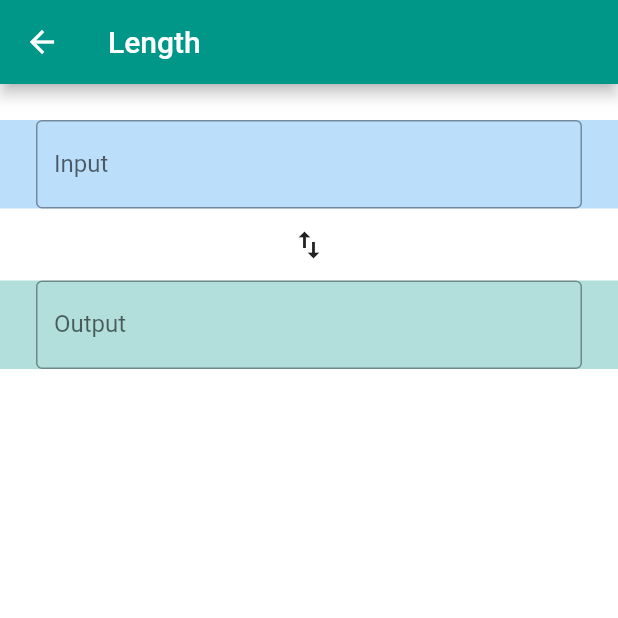
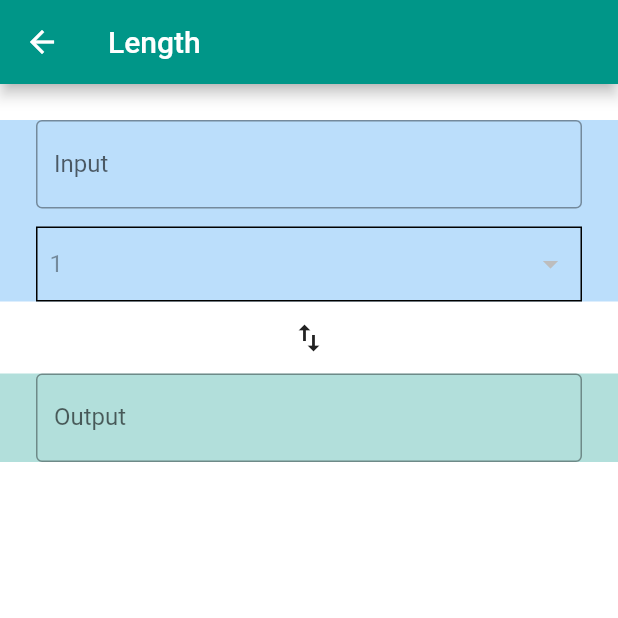
Before and after one commit to rohan20/flutter-udacity-course, a Flutter app: the screen it shows after launch, after a tap on "Length", on a phone screen of 412 x 824 dp, the top half of it. Run offline on Flutter 3.47's test engine with Material 2 defaults, Android fonts, the phone set to English and light mode, and no system bars.

Commit message:
added inputDropdown items

```diff
--- a/unit_converter/lib/ui/ConverterPage.dart
+++ b/unit_converter/lib/ui/ConverterPage.dart
@@ -8,6 +8,22 @@ class ConverterPage extends StatelessWidget {
   ConverterPage({@required unitName, @required Color unitColor}) {
     _unitName = unitName;
     _unitColor = unitColor;
+  }
+
+  List<DropdownMenuItem<String>> _inputItems() {
+    List<DropdownMenuItem<String>> list = new List();
+    list.add(new DropdownMenuItem(child: Text("1")));
+    list.add(new DropdownMenuItem(child: Text("2")));
+    list.add(new DropdownMenuItem(child: Text("3")));
+    list.add(new DropdownMenuItem(child: Text("4")));
+    list.add(new DropdownMenuItem(child: Text("5")));
+    list.add(new DropdownMenuItem(child: Text("6")));
+    list.add(new DropdownMenuItem(child: Text("7")));
+    list.add(new DropdownMenuItem(child: Text("8")));
+    list.add(new DropdownMenuItem(child: Text("9")));
+    list.add(new DropdownMenuItem(child: Text("10")));
+
+    return list;
   }
 
   @override
@@ -31,9 +47,29 @@ class ConverterPage extends StatelessWidget {
             color: Colors.blue[100],
             child: new Padding(
               padding: const EdgeInsets.symmetric(horizontal: 24.0),
-              child: ConverterValue(
-                hintText: "Enter input value",
-                labelText: "Input",
+              child: Column(
+                crossAxisAlignment: CrossAxisAlignment.stretch,
+                children: <Widget>[
+                  new ConverterValue(
+                    hintText: "Enter input value",
+                    labelText: "Input",
+                  ),
+                  new SizedBox(height: 12.0),
+                  new Container(
+                    padding: const EdgeInsets.symmetric(horizontal: 8.0),
+                    decoration: BoxDecoration(
+                      border: Border.all(
+                        color: Colors.black,
+                      ),
+                    ),
+                    child: DropdownButtonHideUnderline(
+                      child: ButtonTheme(
+                        child: new DropdownButton(
+                            items: _inputItems(), onChanged: null),
+                      ),
+                    ),
+                  ),
+                ],
               ),
             ),
           ),
```
